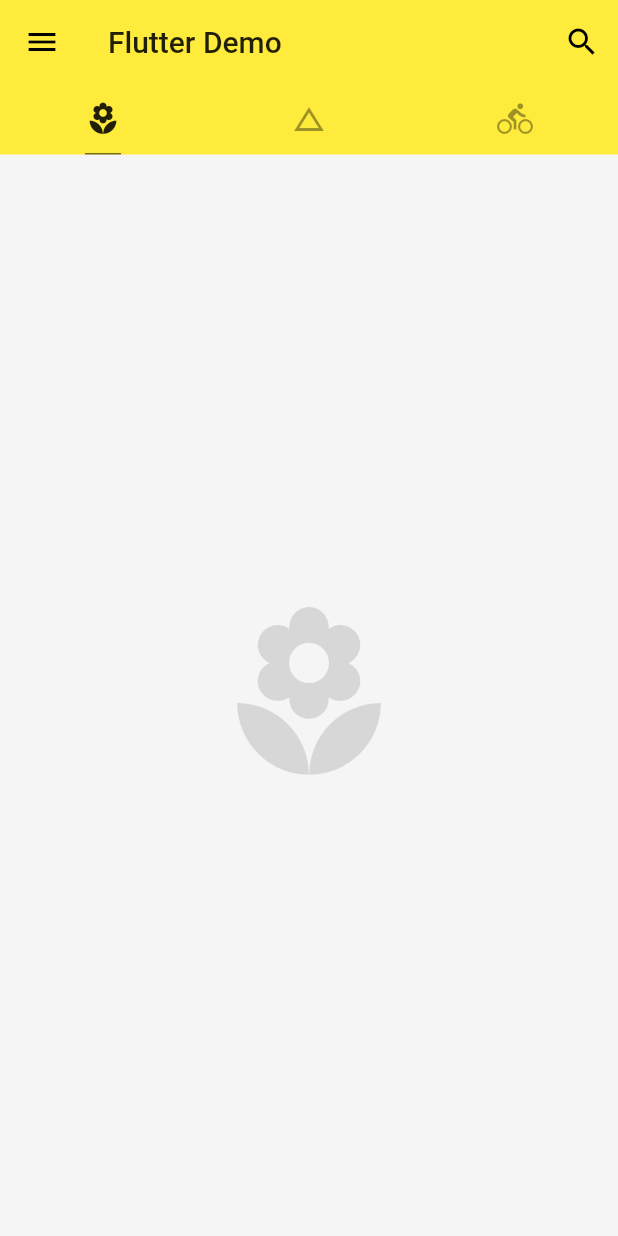
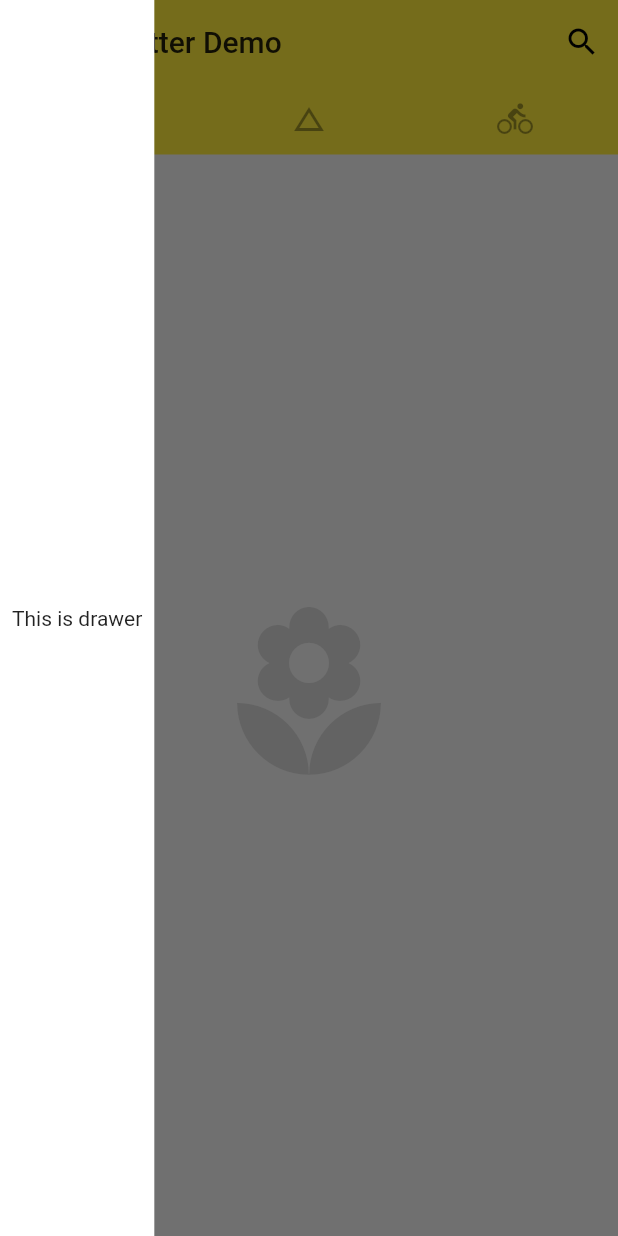
Before and after one commit to Bleach6785/flutter_demo, a Flutter app: the screen it shows after launch, with the side drawer open (before the commit the screen has no drawer), on a phone screen of 412 x 824 dp. Run offline on Flutter 3.47's test engine with Material 2 defaults, Android fonts, the phone set to English and light mode, and no system bars.

Commit message:
Drawer抽屜樣式

```diff
--- a/lib/main.dart
+++ b/lib/main.dart
@@ -71,6 +71,16 @@ class Home extends StatelessWidget {
             ),
           ],
         ),
+        drawer: Container(
+          color: Colors.white,
+          padding: EdgeInsets.all(8.0),
+          child: Column(
+            mainAxisAlignment: MainAxisAlignment.center,
+            children: [
+              Text('This is drawer'),
+            ],
+          ),
+        ),
       ),
     );
   }
```
